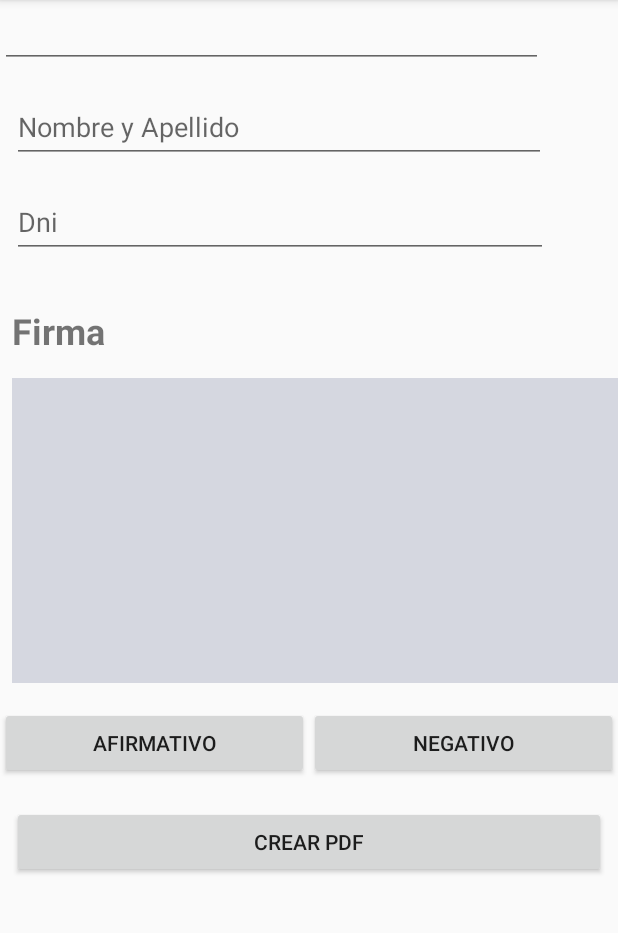
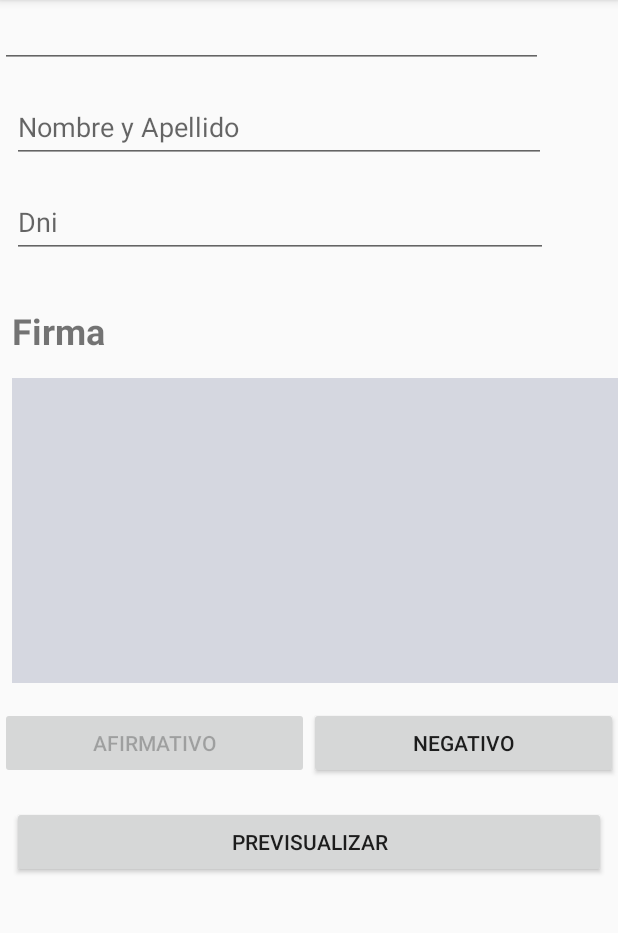
Before and after one commit to ianTre/MlmBifrost, an Android app: the DatesUser screen opened directly, with no data from a screen before it, after a tap on "NEGATIVO", on a phone screen of 412 x 824 dp, the part 84-1017 px from its top. Run offline under Robolectric (Android 15) with nearby library versions, the phone set to English and light mode, and no system bars; libraries missing offline, so code that uses them is left out: com.github.barteksc.pdfviewer, com.itextpdf.text; 2 statements that could not run were skipped.

Commit message:
Agregada la funcionalidad de que se deshabilite el botonAff si los datos no están compeltos. Faltaría ver tema de los focos y boton previsualizar.

```diff
--- a/Android/PdfAddPager/app/src/main/java/com/example/bishoppc/pdfaddpager/DatesUser.java
+++ b/Android/PdfAddPager/app/src/main/java/com/example/bishoppc/pdfaddpager/DatesUser.java
@@ -20,9 +20,11 @@ import android.os.Environment;
 import android.support.v4.app.ActivityCompat;
 import android.support.v7.app.AlertDialog;
 import android.support.v7.app.AppCompatActivity;
+import android.text.Editable;
 import android.text.Layout;
 import android.text.StaticLayout;
 import android.text.TextPaint;
+import android.text.TextWatcher;
 import android.view.MotionEvent;
 import android.view.View;
 import android.widget.Button;
@@ -124,18 +126,68 @@ public class DatesUser extends AppCompatActivity{
             @Override
             public boolean onTouch(View v, MotionEvent event) {
                 if(MotionEvent.ACTION_DOWN == event.getAction())
+                {
                     botonAff.requestFocus();
+                    //enableAffButton();
+                }
+
                 return false;
+            }
+        });
+
+        txtDni.addTextChangedListener(new TextWatcher() {
+            @Override
+            public void beforeTextChanged(CharSequence charSequence, int i, int i1, int i2) {
+
+            }
+
+            @Override
+            public void onTextChanged(CharSequence charSequence, int i, int i1, int i2) {
+
+            }
+
+            @Override
+            public void afterTextChanged(Editable editable) {
+                enableAffButton();
+            }
+        });
+
+        txtNombre.addTextChangedListener(new TextWatcher() {
+            @Override
+            public void beforeTextChanged(CharSequence charSequence, int i, int i1, int i2) {
+
+            }
+
+            @Override
+            public void onTextChanged(CharSequence charSequence, int i, int i1, int i2) {
+
+            }
+
+            @Override
+            public void afterTextChanged(Editable editable) {
+                enableAffButton();
             }
         });
 
         botonNeg.setOnClickListener(new View.OnClickListener() {
             @Override
-            public void onClick(View view) {
-
+            public void onClick(View view)
+            {
+                botonAff.setEnabled(false);
                 txtNombre.setText("");
                 txtDni.setText("");
                 touchEventView.clearCanvas();
+
+            }
+        });
+
+        touchEventView.setOnTouchListener(new View.OnTouchListener() {
+            @Override
+            public boolean onTouch(View v, MotionEvent event) {
+                if(MotionEvent.ACTION_DOWN == event.getAction())
+                    enableAffButton();
+
+                return false;
             }
         });
 
@@ -423,6 +475,19 @@ public class DatesUser extends AppCompatActivity{
             Toast.makeText(this,"Download a PDF Viewer to see the generated PDF",Toast.LENGTH_SHORT).show();
     }
 
+    private void enableAffButton()
+    {
+        String textoNombre=txtNombre.getText().toString();
+        String textoDni=txtDni.getText().toString();
+        boolean pintado=touchEventView.painted;
+
+        if (textoNombre.equals("") || textoDni.equals("") || pintado == false)
+            botonAff.setEnabled(false);
+        else
+            botonAff.setEnabled(true);
+
+    }
+
     /*private void PickFile(){
         Intent intent = new Intent(Intent.ACTION_GET_CONTENT);
         intent.setType("file/*");
--- a/Android/PdfAddPager/app/src/main/java/com/example/bishoppc/pdfaddpager/MainActivity.java
+++ b/Android/PdfAddPager/app/src/main/java/com/example/bishoppc/pdfaddpager/MainActivity.java
@@ -24,6 +24,7 @@ public class MainActivity extends AppCompatActivity {
     private static final int PICKER = 1;
     //Declaramos los siguientes obejtos
     Button botonExaminar;
+    Button botonAff;
     EditText textExaminar;
     EditText textoTecnico;
     PDFView pdfView;
@@ -38,6 +39,7 @@ public class MainActivity extends AppCompatActivity {
         setContentView(R.layout.activity_main);
 
         botonExaminar = (Button) findViewById(R.id.btnExaminar);
+        botonAff=(Button) findViewById(R.id.buttonAff);
         textExaminar = (EditText) findViewById(R.id.txtExaminar);
         pdfView = (PDFView) findViewById(R.id.pdfReader);
         btnSiguiente = (Button)findViewById(R.id.buttonAff);
@@ -110,6 +112,7 @@ public class MainActivity extends AppCompatActivity {
 
                     textExaminar.setText(data.getData().getPath().toString());
                     filePaths = new File(textExaminar.getText().toString());
+                    botonAff.setEnabled(true);
 
                     pdfView = (PDFView)findViewById(R.id.pdfReader);
                     //pdfView.fromAsset("manual.pdf").load();
--- a/Android/PdfAddPager/app/src/main/java/com/example/bishoppc/pdfaddpager/TouchEventView.java
+++ b/Android/PdfAddPager/app/src/main/java/com/example/bishoppc/pdfaddpager/TouchEventView.java
@@ -22,6 +22,7 @@ public class TouchEventView extends View {
     public Canvas mCanvas;
     public Paint mPaint = new Paint();
     public Path mPath = new Path();
+    public boolean painted=false;
     private float mX, mY;
     private static final  float TOLERANCE = 5;
     Context context;
@@ -75,6 +76,7 @@ public class TouchEventView extends View {
 
     public void clearCanvas()
     {
+        painted=false;
         mPath.reset();
         invalidate();
     }
@@ -97,6 +99,7 @@ public class TouchEventView extends View {
         {
             case MotionEvent.ACTION_DOWN:
                 startTouch(x,y);
+                painted=true;
                 invalidate();
                 break;
             case MotionEvent.ACTION_MOVE:
--- a/Android/PdfAddPager/app/src/main/res/layout/activity_main.xml
+++ b/Android/PdfAddPager/app/src/main/res/layout/activity_main.xml
@@ -71,6 +71,7 @@
                 android:layout_width="wrap_content"
                 android:layout_height="wrap_content"
                 android:focusableInTouchMode="true"
+                android:enabled="false"
                 android:text="Afirmativo" />
 
             <TextView
--- a/Android/PdfAddPager/app/src/main/res/layout/activity_user_dates.xml
+++ b/Android/PdfAddPager/app/src/main/res/layout/activity_user_dates.xml
@@ -103,6 +103,7 @@
                     android:layout_width="54dp"
                     android:layout_height="wrap_content"
                     android:layout_weight="1"
+                    android:enabled="false"
                     android:text="Afirmativo" />
                 <Button
                     android:id="@+id/buttonNeg"
@@ -120,7 +121,7 @@
                 android:layout_marginEnd="8dp"
                 android:layout_marginStart="8dp"
                 android:layout_marginTop="16dp"
-                android:text="Crear PDF"
+                android:text="Previsualizar"
                 app:layout_constraintBottom_toBottomOf="parent"
                 app:layout_constraintEnd_toEndOf="parent"
                 app:layout_constraintStart_toStartOf="parent" />
```
